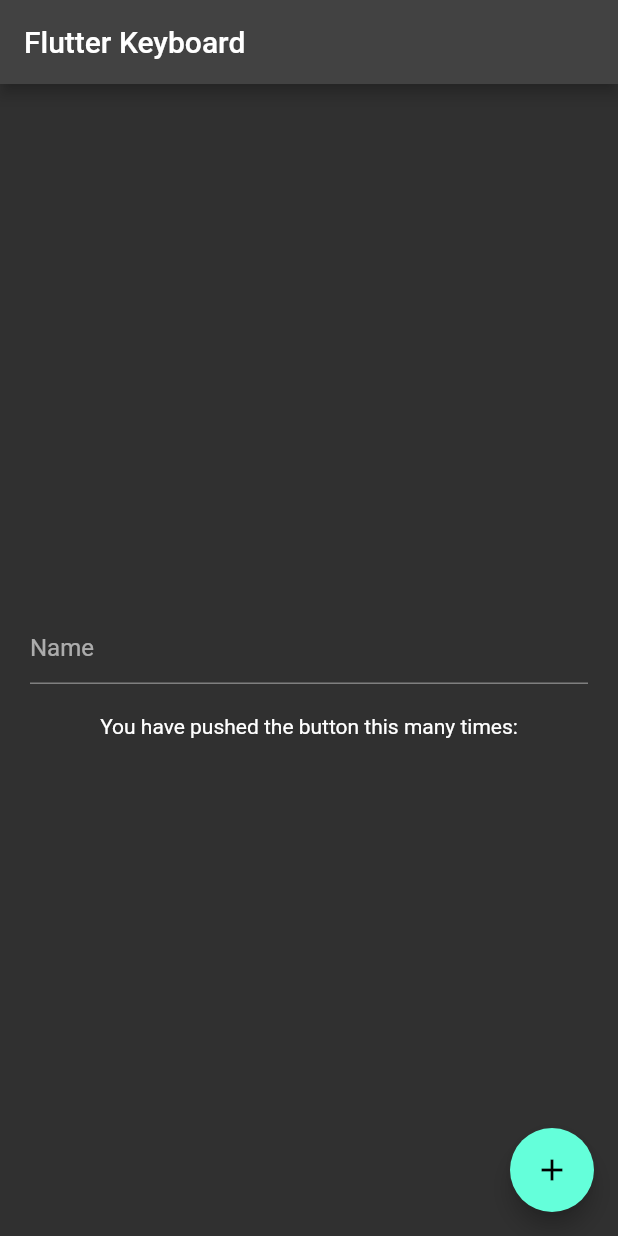
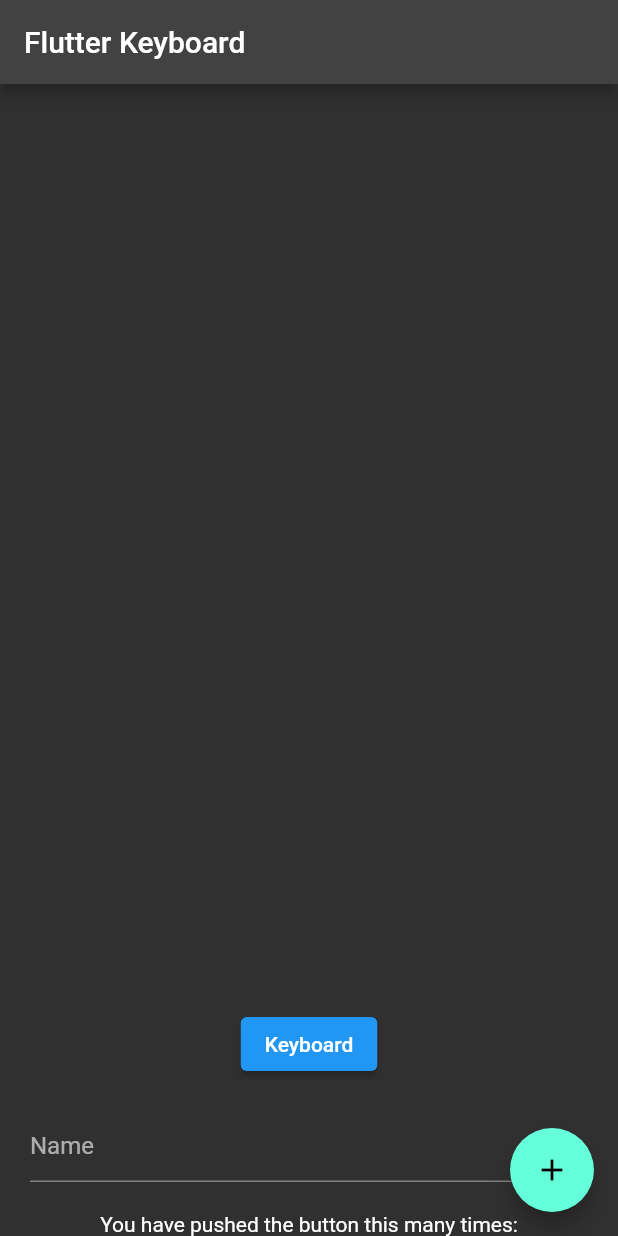
Before and after one commit to israelhudson/TecladoHibrido, a Flutter app: the screen it shows after launch, on a phone screen of 412 x 824 dp. Run offline on Flutter 3.47's test engine with Material 2 defaults, Android fonts, the phone set to English and light mode, and no system bars; our stand-ins replace cloud_firestore, firebase_core; accounts and stored records are empty.

Commit message:
change color keyboard by firebase

```diff
--- /dev/null
+++ b/keyboard_cursive_writing/lib/controller.dart
@@ -0,0 +1,18 @@
+import 'package:cloud_firestore/cloud_firestore.dart';
+
+class Controller {
+  final FirebaseFirestore db;
+
+  Controller(this.db);
+
+  void add() async {
+    final config = <String, dynamic>{
+      "color": "red",
+    };
+
+    // Add a new document with a generated ID
+    db.collection("config").add(config).then((DocumentReference doc) =>
+        print('DocumentSnapshot added with ID: ${doc.id}'));
+    // [END get_started_add_data_1]
+  }
+}
--- a/keyboard_cursive_writing/lib/main.dart
+++ b/keyboard_cursive_writing/lib/main.dart
@@ -1,7 +1,18 @@
+import 'package:cloud_firestore/cloud_firestore.dart';
+import 'package:firebase_core/firebase_core.dart';
 import 'package:flutter/material.dart';
+import 'package:keyboard_cursive_writing/controller.dart';
 import 'package:keyboard_cursive_writing/keyboard_ui.dart';
 
-void main() => runApp(MyApp());
+import 'firebase_options.dart';
+
+void main() async {
+  WidgetsFlutterBinding.ensureInitialized();
+  await Firebase.initializeApp(
+    options: DefaultFirebaseOptions.currentPlatform,
+  );
+  runApp(MyApp());
+}
 
 class MyApp extends StatelessWidget {
   const MyApp({super.key});
@@ -31,6 +42,15 @@ class MyHomePage extends StatefulWidget {
 }
 
 class _MyHomePageState extends State<MyHomePage> {
+  late final Controller controller;
+
+  FirebaseFirestore db = FirebaseFirestore.instance;
+  @override
+  void initState() {
+    super.initState();
+    controller = Controller(db);
+  }
+
   @override
   Widget build(BuildContext context) {
     return Scaffold(
@@ -41,6 +61,30 @@ class _MyHomePageState extends State<MyHomePage> {
         child: Column(
           mainAxisAlignment: MainAxisAlignment.center,
           children: <Widget>[
+            Expanded(
+              child: StreamBuilder<QuerySnapshot>(
+                stream:
+                    FirebaseFirestore.instance.collection('config').snapshots(),
+                builder: (context, snapshot) {
+                  if (snapshot.hasData) {
+                    return ListView.builder(
+                        itemCount: snapshot.data!.docs.length,
+                        itemBuilder: (context, index) {
+                          DocumentSnapshot doc = snapshot.data!.docs[index];
+                          return Text(doc['color']);
+                        });
+                  } else {
+                    return Text("No data");
+                  }
+                },
+              ),
+            ),
+            ElevatedButton(
+              child: const Text("Keyboard"),
+              onPressed: () {
+                controller.add();
+              },
+            ),
             Padding(
               padding: const EdgeInsets.all(20.0),
               child: TextFormField(
--- a/keyboard_cursive_writing/pubspec.yaml
+++ b/keyboard_cursive_writing/pubspec.yaml
@@ -36,6 +36,8 @@ dependencies:
   # The following adds the Cupertino Icons font to your application.
   # Use with the CupertinoIcons class for iOS style icons.
   cupertino_icons: ^1.0.2
+  firebase_core: ^1.22.0
+  cloud_firestore: ^3.4.7
 
 dev_dependencies:
   flutter_test:
```
Also changed, not shown: keyboard_cursive_writing/lib/keyboard_ui.dart (+20 -3 lines), keyboard_cursive_writing/lib/firebase_options.dart (added), keyboard_cursive_writing/pubspec.lock, 6 other files.
